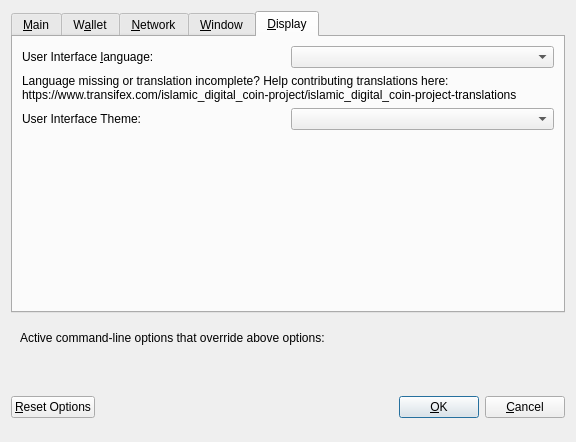
ISLAMIC-DIGITAL-COIN/IDC, file src/qt/forms/optionsdialog.ui: the form before one commit.
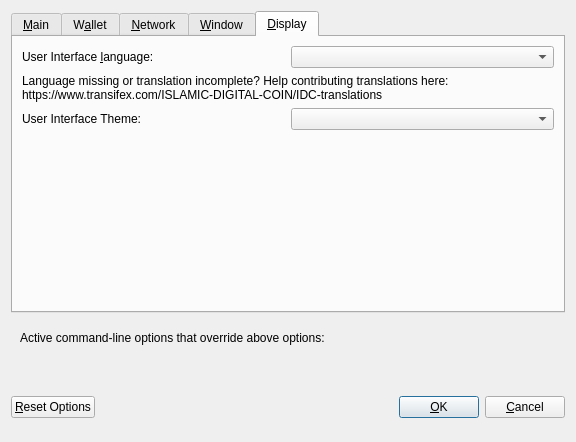
The form after the commit. The open tabs and pages were chosen to show the change. Custom widgets are drawn as their Qt base class.

```diff
--- a/src/qt/forms/optionsdialog.ui
+++ b/src/qt/forms/optionsdialog.ui
@@ -428,7 +428,7 @@
          </property>
          <property name="text">
           <string>Language missing or translation incomplete? Help contributing translations here:
-https://www.transifex.com/islamic_digital_coin-project/islamic_digital_coin-project-translations</string>
+https://www.transifex.com/ISLAMIC-DIGITAL-COIN/IDC-translations</string>
          </property>
          <property name="wordWrap">
           <bool>true</bool>
```
